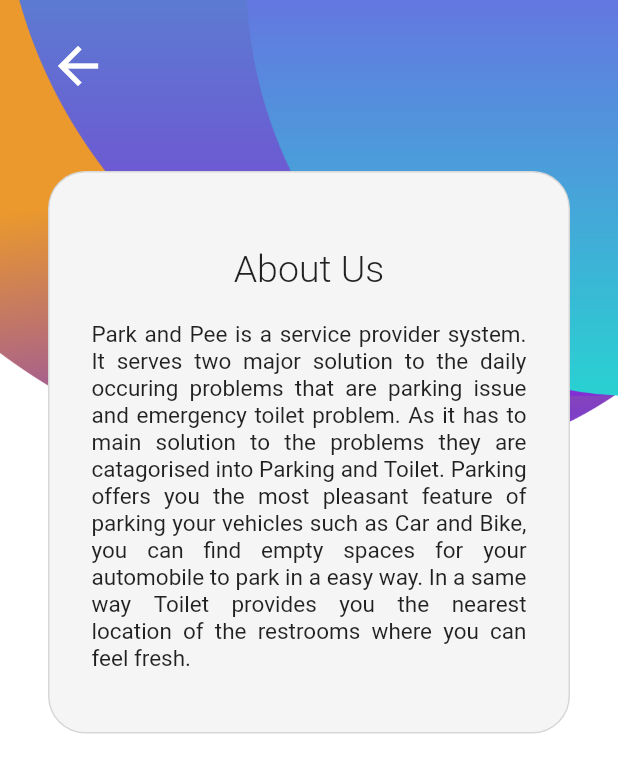
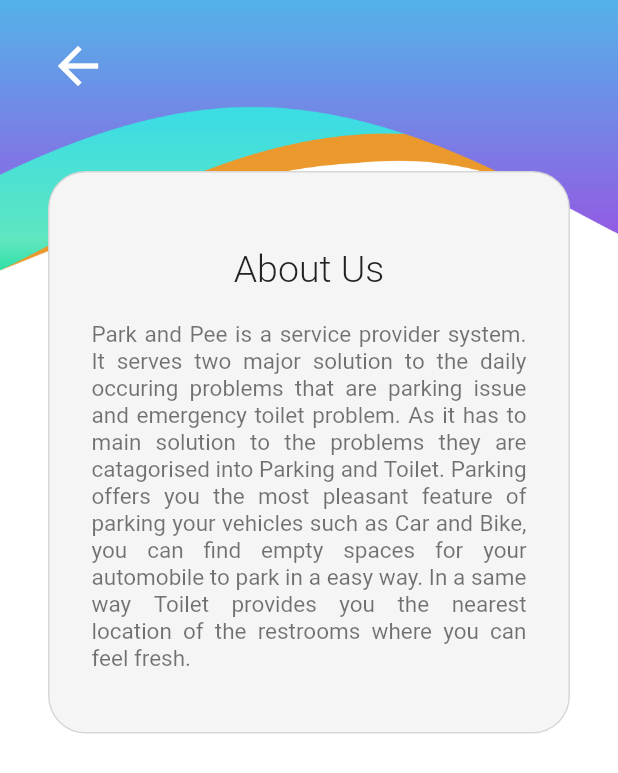
Before and after one commit to Anurag-Bharati/Park-and-Pee, a Flutter app: the Aboutus screen opened by its route, on a phone screen of 412 x 824 dp. Shown: the top 773 px of the screen. Run offline on Flutter 3.47's test engine with Material 2 defaults, Android fonts, the light colour scheme and no system bars; our stand-ins replace curved_navigation_bar, file_picker, firebase_core, firebase_storage, fl_chart, flutter_signin_button and 1 more; accounts and stored records are empty; Roboto replaces fonts that are missing (fonts/Poppins-light.ttf).

Commit message:
minor change

```diff
--- a/lib/Aboutus.dart
+++ b/lib/Aboutus.dart
@@ -18,7 +18,7 @@ class _Aboutusstate extends State<Aboutus> {
     return Container(
         decoration: const BoxDecoration(
           image: DecorationImage(
-              image: AssetImage('assets/homebackground.png'), fit: BoxFit.fill),
+              image: AssetImage('assets/bodybackground.png'), fit: BoxFit.fill),
         ),
         child: SafeArea(
           top: true,
@@ -71,9 +71,11 @@ class _Aboutusstate extends State<Aboutus> {
                             height: 20,
                           ),
                           Text(
-                              "Park and Pee is a service provider system. It serves two major solution to the daily occuring problems that are parking issue and emergency toilet problem. As it has to main solution to the problems they are catagorised into Parking and Toilet. Parking offers you the most pleasant feature of parking your vehicles such as Car and Bike, you can find empty spaces for your automobile to park in a easy way. In a same way Toilet provides you the nearest location of the restrooms where you can feel fresh.",
-                              style: TextStyle(fontSize: 15),
-                              textAlign: TextAlign.justify),
+                            "Park and Pee is a service provider system. It serves two major solution to the daily occuring problems that are parking issue and emergency toilet problem. As it has to main solution to the problems they are catagorised into Parking and Toilet. Parking offers you the most pleasant feature of parking your vehicles such as Car and Bike, you can find empty spaces for your automobile to park in a easy way. In a same way Toilet provides you the nearest location of the restrooms where you can feel fresh.",
+                            style:
+                                TextStyle(fontSize: 15, color: Colors.black54),
+                            textAlign: TextAlign.justify,
+                          ),
                         ],
                       ),
                     ),
--- a/lib/main.dart
+++ b/lib/main.dart
@@ -22,8 +22,8 @@ Future main() async {
   runApp(MaterialApp(
     debugShowCheckedModeBanner: false,
     // theme: ThemeData(fontFamily: 'Poppins-Bold.ttf'),
-    // home: const MyLogin(),
-    home: const Mynavbar(),
+    home: const MyLogin(),
+    // home: const Mynavbar(),
     // home: const MyLogin(),
     // home: const MyVerification()
     // home: const Myadmin(),
--- a/lib/property.dart
+++ b/lib/property.dart
@@ -88,6 +88,11 @@ class _MyPropertyPagestate extends State<MyPropertyPage> {
     bool hasSpecialCharacters =
         password.contains(RegExp(r'[!@#$%^&*(),.?":{}|<>]'));
     return hasDigits & hasUppercase & hasLowercase & hasSpecialCharacters;
+  }
+
+  @override
+  void dispose() {
+    super.dispose();
   }
 
   bool checkPassword() {
@@ -223,7 +228,6 @@ class _MyPropertyPagestate extends State<MyPropertyPage> {
                                           autovalidateMode: AutovalidateMode
                                               .onUserInteraction,
                                           style: const TextStyle(),
-                                          obscureText: true,
                                           controller: TextEditingController(
                                               text: user.password),
                                           onChanged: (val) {
```
